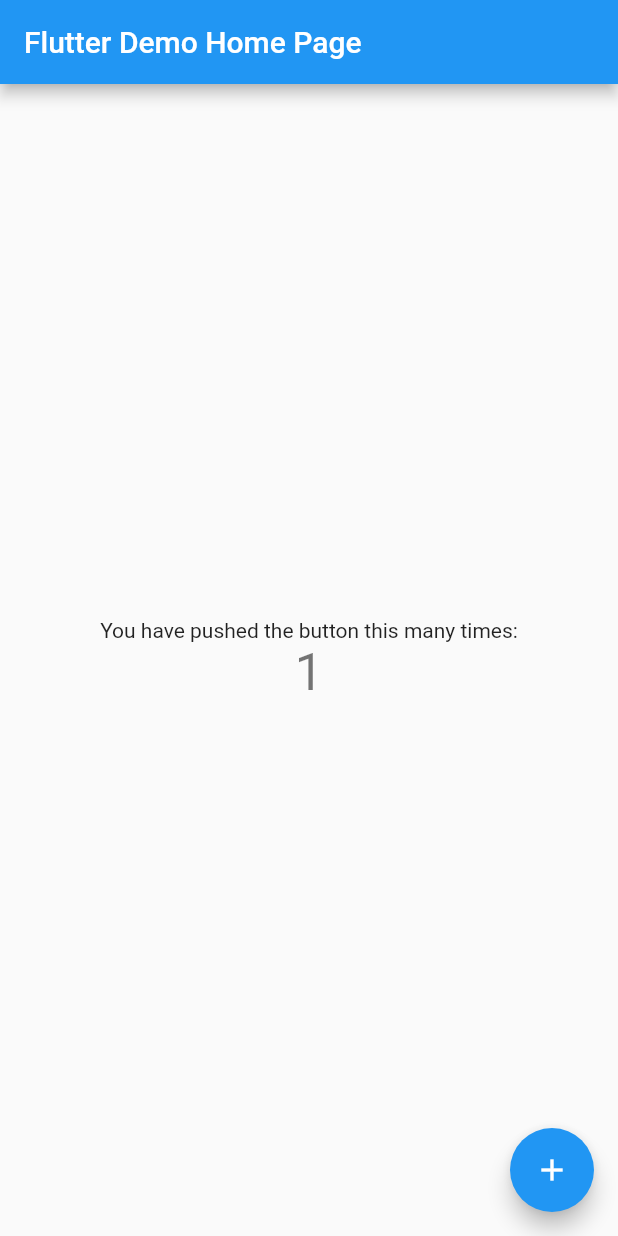
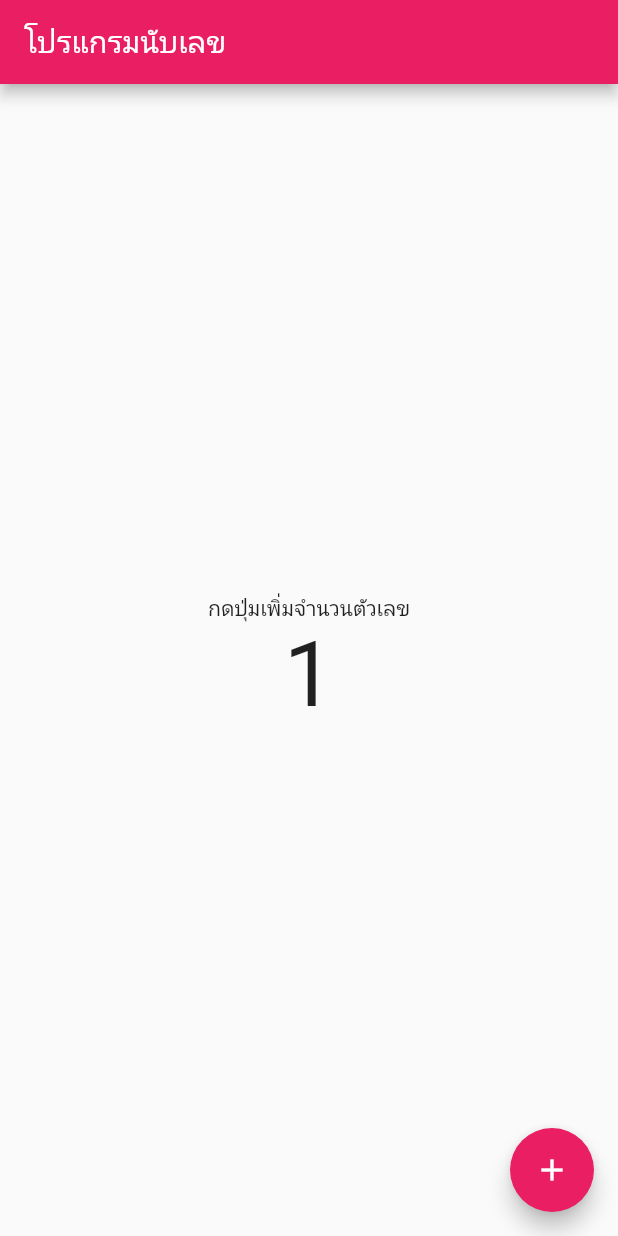
Before and after one commit to Kittisak2001/Flutter-Basic, a Flutter app: the screen it shows after launch, after a tap on the "add" icon, on a phone screen of 412 x 824 dp. Run offline on Flutter 3.47's test engine with Material 2 defaults, Android fonts, the phone set to English and light mode, and no system bars.

Commit message:
Update 001

```diff
--- a/lib/main.dart
+++ b/lib/main.dart
@@ -1,115 +1,59 @@
 import 'package:flutter/material.dart';
 
 void main() {
-  runApp(const MyApp());
+  var app = MyApp();
+  runApp(app);
 }
 
 class MyApp extends StatelessWidget {
-  const MyApp({Key? key}) : super(key: key);
-
-  // This widget is the root of your application.
   @override
   Widget build(BuildContext context) {
     return MaterialApp(
-      title: 'Flutter Demo',
-      theme: ThemeData(
-        // This is the theme of your application.
-        //
-        // Try running your application with "flutter run". You'll see the
-        // application has a blue toolbar. Then, without quitting the app, try
-        // changing the primarySwatch below to Colors.green and then invoke
-        // "hot reload" (press "r" in the console where you ran "flutter run",
-        // or simply save your changes to "hot reload" in a Flutter IDE).
-        // Notice that the counter didn't reset back to zero; the application
-        // is not restarted.
-        primarySwatch: Colors.blue,
-      ),
-      home: const MyHomePage(title: 'Flutter Demo Home Page'),
+      title: "My App",
+      home: MyHomePage(),
+      theme: ThemeData(primarySwatch: Colors.pink),
     );
   }
 }
 
 class MyHomePage extends StatefulWidget {
-  const MyHomePage({Key? key, required this.title}) : super(key: key);
-
-  // This widget is the home page of your application. It is stateful, meaning
-  // that it has a State object (defined below) that contains fields that affect
-  // how it looks.
-
-  // This class is the configuration for the state. It holds the values (in this
-  // case the title) provided by the parent (in this case the App widget) and
-  // used by the build method of the State. Fields in a Widget subclass are
-  // always marked "final".
-
-  final String title;
+  const MyHomePage({Key? key}) : super(key: key);
 
   @override
   State<MyHomePage> createState() => _MyHomePageState();
 }
 
 class _MyHomePageState extends State<MyHomePage> {
-  int _counter = 0;
-
-  void _incrementCounter() {
-    setState(() {
-      // This call to setState tells the Flutter framework that something has
-      // changed in this State, which causes it to rerun the build method below
-      // so that the display can reflect the updated values. If we changed
-      // _counter without calling setState(), then the build method would not be
-      // called again, and so nothing would appear to happen.
-      _counter++;
-    });
-  }
+  int number = 0;
 
   @override
   Widget build(BuildContext context) {
-    // This method is rerun every time setState is called, for instance as done
-    // by the _incrementCounter method above.
-    //
-    // The Flutter framework has been optimized to make rerunning build methods
-    // fast, so that you can just rebuild anything that needs updating rather
-    // than having to individually change instances of widgets.
+    List<Widget> data = [];
+    data.add(Text("กดปุ่มเพิ่มจำนวนตัวเลข"));
+    data.add(Text(
+      "$number",
+      style: TextStyle(fontSize: 60),
+    ));
     return Scaffold(
       appBar: AppBar(
-        // Here we take the value from the MyHomePage object that was created by
-        // the App.build method, and use it to set our appbar title.
-        title: Text(widget.title),
+        title: Text("โปรแกรมนับเลข"),
       ),
       body: Center(
-        // Center is a layout widget. It takes a single child and positions it
-        // in the middle of the parent.
         child: Column(
-          // Column is also a layout widget. It takes a list of children and
-          // arranges them vertically. By default, it sizes itself to fit its
-          // children horizontally, and tries to be as tall as its parent.
-          //
-          // Invoke "debug painting" (press "p" in the console, choose the
-          // "Toggle Debug Paint" action from the Flutter Inspector in Android
-          // Studio, or the "Toggle Debug Paint" command in Visual Studio Code)
-          // to see the wireframe for each widget.
-          //
-          // Column has various properties to control how it sizes itself and
-          // how it positions its children. Here we use mainAxisAlignment to
-          // center the children vertically; the main axis here is the vertical
-          // axis because Columns are vertical (the cross axis would be
-          // horizontal).
           mainAxisAlignment: MainAxisAlignment.center,
-          children: <Widget>[
-            const Text(
-              'You have pushed the button this many times:',
-            ),
-            Text(
-              '$_counter',
-              style: Theme.of(context).textTheme.headline4,
-            ),
-          ],
+          children: data,
         ),
       ),
       floatingActionButton: FloatingActionButton(
-        onPressed: _incrementCounter,
-        tooltip: 'Increment',
-        child: const Icon(Icons.add),
-      ), // This trailing comma makes auto-formatting nicer for build methods.
+        onPressed: addNumber,
+        child: Icon(Icons.add),
+      ),
     );
   }
+
+  void addNumber() {
+    setState(() {
+      number++;
+    });
+  }
 }
```
Also changed, not shown: 1 other file.
